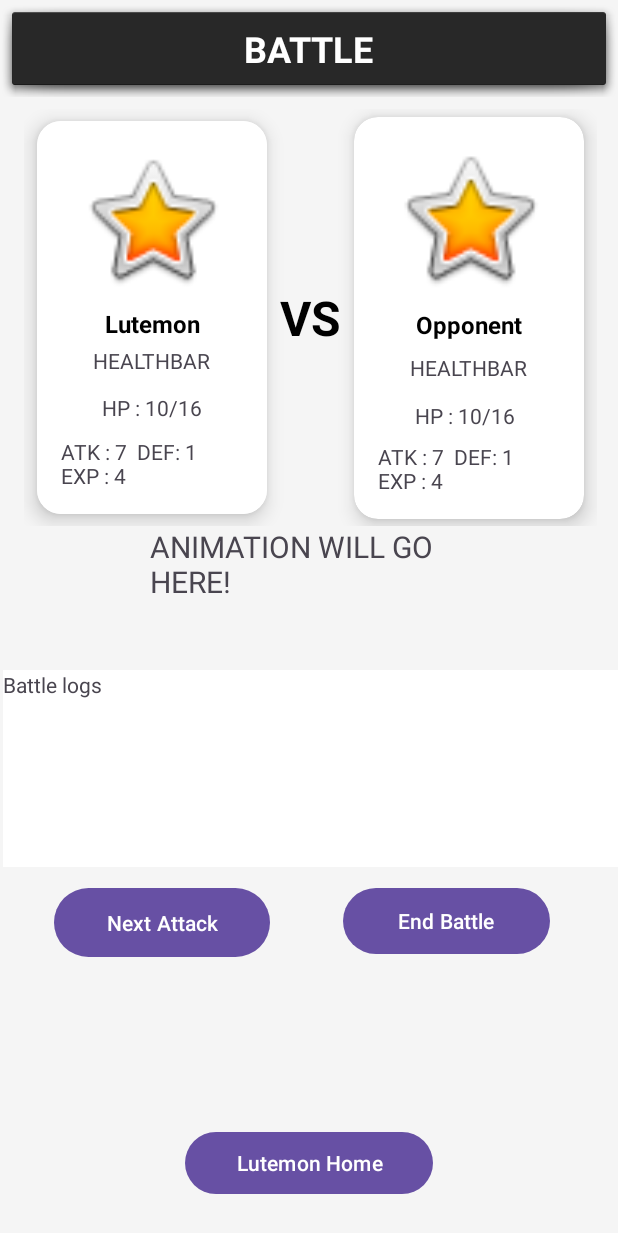
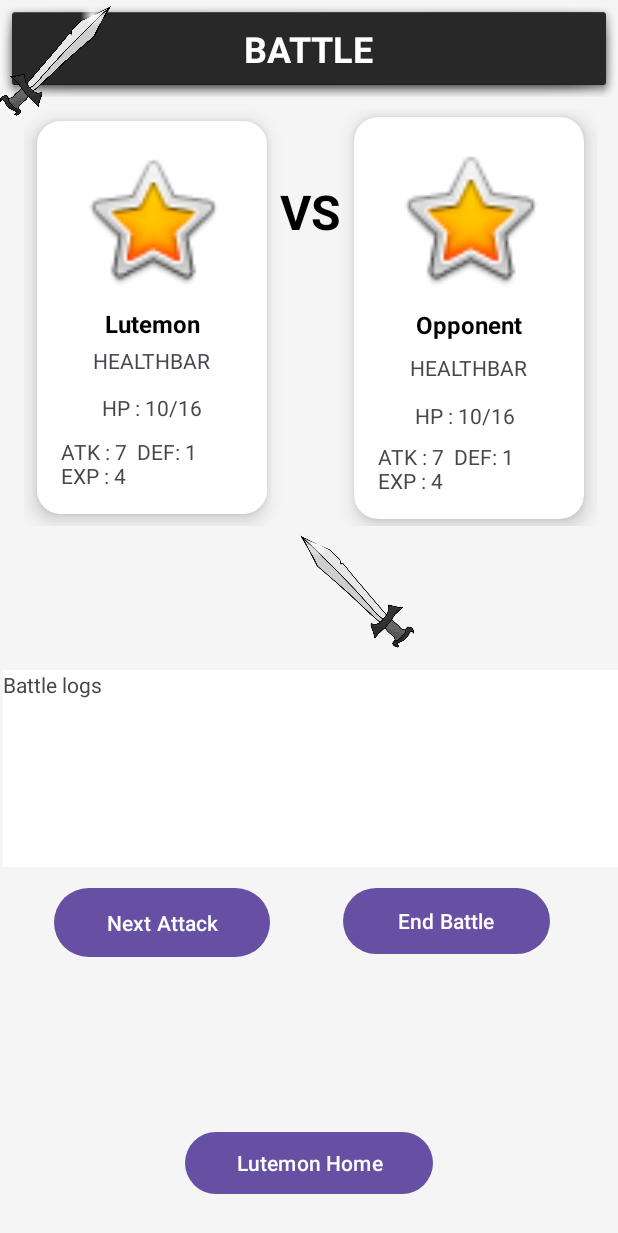
Before and after one commit to aahmad-1/OOP_Project_Work, an Android app: the layout battle_lutemon.xml on its own in the app's theme, with its tools: preview values and no code run, on a phone screen of 412 x 824 dp. Shown: the top 1233 px of the screen. Run offline under Robolectric (Android 15) with nearby library versions, the phone set to English and light mode, and no system bars.

Commit message:
animation related stuff

```diff
--- a/app/src/main/res/layout/battle_lutemon.xml
+++ b/app/src/main/res/layout/battle_lutemon.xml
@@ -116,10 +116,13 @@
                     app:layout_constraintEnd_toEndOf="parent"
                     app:layout_constraintStart_toStartOf="parent"
                     app:layout_constraintTop_toBottomOf="@+id/textView5" />
+
             </androidx.constraintlayout.widget.ConstraintLayout>
         </androidx.cardview.widget.CardView>
 
         <!-- VS Text -->
+
+        <!-- Second Card -->
         <TextView
             android:id="@+id/textVS"
             android:layout_width="wrap_content"
@@ -131,9 +134,9 @@
             app:layout_constraintBottom_toBottomOf="parent"
             app:layout_constraintEnd_toStartOf="@id/secondCard"
             app:layout_constraintStart_toEndOf="@id/firstCard"
-            app:layout_constraintTop_toTopOf="parent" />
+            app:layout_constraintTop_toTopOf="parent"
+            app:layout_constraintVertical_bias="0.2" />
 
-        <!-- Second Card -->
         <androidx.cardview.widget.CardView
             android:id="@+id/secondCard"
             android:layout_width="0dp"
@@ -206,6 +209,7 @@
                     app:layout_constraintTop_toBottomOf="@id/secondImageView" />
             </androidx.constraintlayout.widget.ConstraintLayout>
         </androidx.cardview.widget.CardView>
+
     </androidx.constraintlayout.widget.ConstraintLayout>
 
     <TextView
@@ -254,16 +258,22 @@
         app:layout_constraintEnd_toEndOf="parent"
         app:layout_constraintStart_toStartOf="parent" />
 
-    <TextView
-        android:id="@+id/textView2"
-        android:layout_width="225dp"
-        android:layout_height="76dp"
-        android:layout_marginBottom="20dp"
-        android:text="ANIMATION WILL GO HERE!"
-        android:textSize="20sp"
+    <ImageView
+        android:id="@+id/imageView5"
+        android:layout_width="76dp"
+        android:layout_height="82dp"
+        android:layout_marginEnd="136dp"
+        android:layout_marginBottom="12dp"
         app:layout_constraintBottom_toTopOf="@+id/textView"
         app:layout_constraintEnd_toEndOf="parent"
-        app:layout_constraintHorizontal_bias="0.535"
-        app:layout_constraintStart_toStartOf="parent" />
+        tools:srcCompat="@drawable/sword_right" />
+
+    <ImageView
+        android:id="@+id/imageView4"
+        android:layout_width="74dp"
+        android:layout_height="80dp"
+        tools:layout_editor_absoluteX="123dp"
+        tools:layout_editor_absoluteY="352dp"
+        tools:srcCompat="@drawable/sword_left" />
 
 </androidx.constraintlayout.widget.ConstraintLayout>
```
Also changed, not shown: app/src/main/res/anim/left_sword_anim.xml (added, +16 -0 lines), app/src/main/res/anim/right_sword_anim.xml (added, +16 -0 lines), app/src/main/res/drawable/sword_left.png (added), app/src/main/res/drawable/sword_right.png (added).
